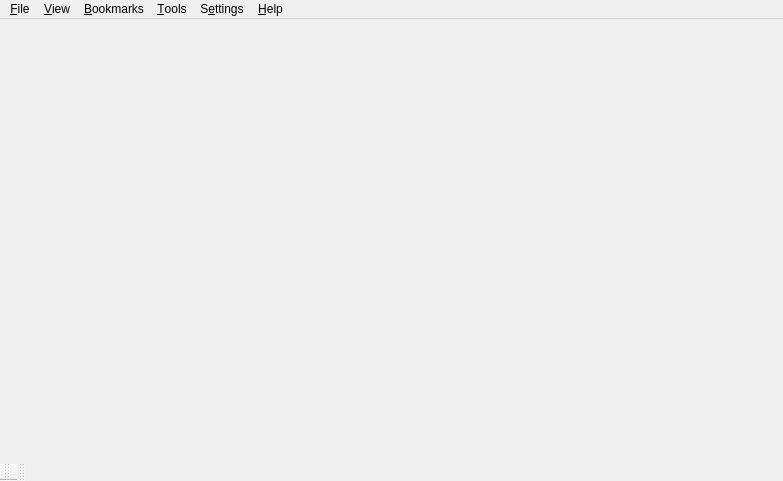
Above: src/app/ui/mainwindow.ui from nmapsi4/nmapsi4 before the change. Below: the same form after it.
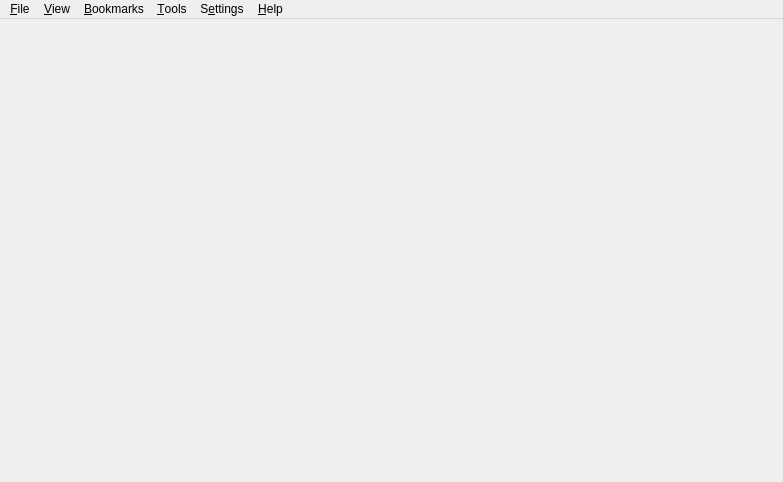
That is the form after the change. Icons and pictures are not drawn.

Commit message: move bottom toolBar code from MainWindow Ui to actionManager

```diff
--- a/src/app/ui/mainwindow.ui
+++ b/src/app/ui/mainwindow.ui
@@ -11,7 +11,7 @@
     <x>0</x>
     <y>0</y>
     <width>783</width>
-    <height>481</height>
+    <height>482</height>
    </rect>
   </property>
   <property name="sizePolicy">
@@ -263,31 +263,6 @@
     <bool>false</bool>
    </attribute>
   </widget>
-  <widget class="QToolBar" name="bottomToolBar">
-   <property name="windowTitle">
-    <string>toolBar_3</string>
-   </property>
-   <attribute name="toolBarArea">
-    <enum>BottomToolBarArea</enum>
-   </attribute>
-   <attribute name="toolBarBreak">
-    <bool>false</bool>
-   </attribute>
-  </widget>
-  <widget class="QToolBar" name="bottomScanBar">
-   <property name="windowTitle">
-    <string>toolBar_3</string>
-   </property>
-   <property name="styleSheet">
-    <string notr="true">QToolBar { border: 0px; }</string>
-   </property>
-   <attribute name="toolBarArea">
-    <enum>BottomToolBarArea</enum>
-   </attribute>
-   <attribute name="toolBarBreak">
-    <bool>false</bool>
-   </attribute>
-  </widget>
   <action name="action_About">
    <property name="icon">
     <iconset resource="../../../mainwin.qrc">
```
The commit also changes 2 other files.
